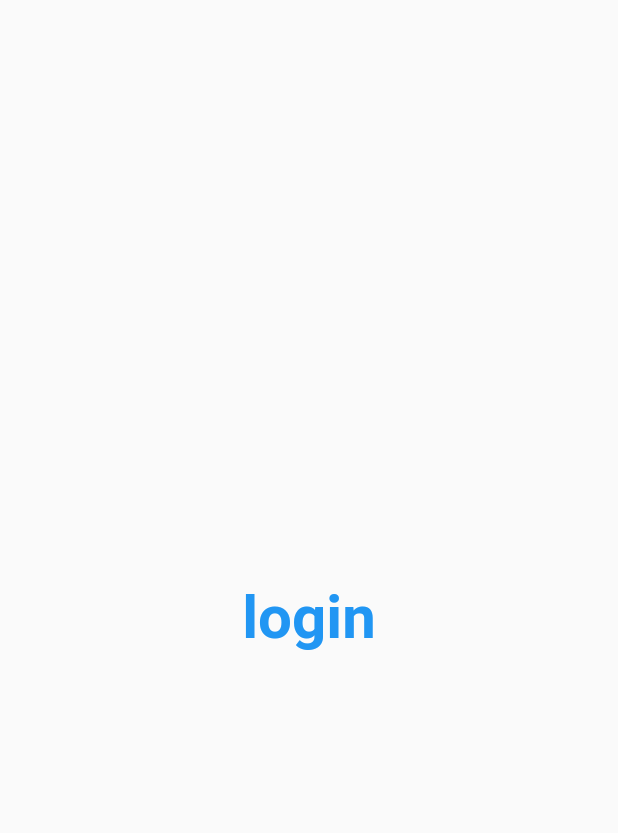
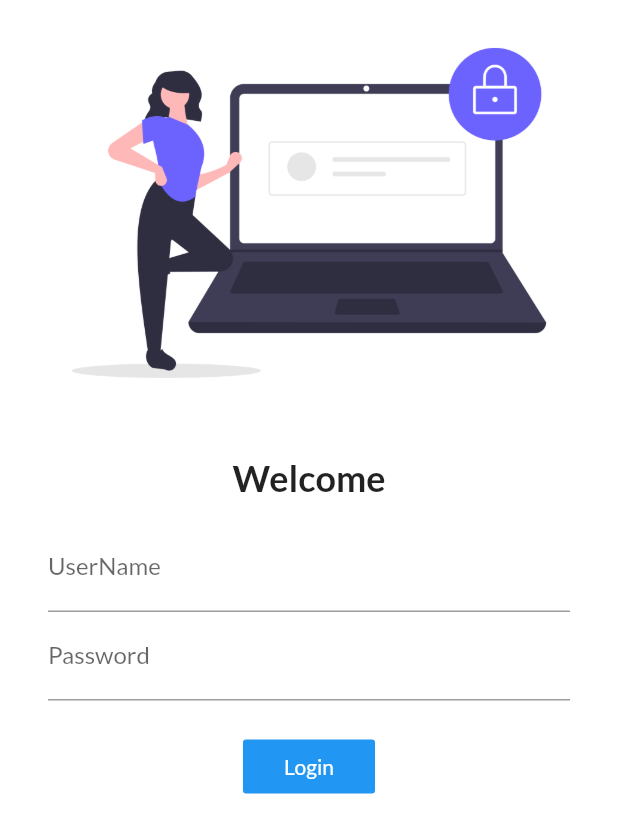
Before and after one commit to freedsalman/30DaysOfFlutter, a Flutter app: the screen it shows after launch, on a phone screen of 412 x 824 dp. Shown: the top 833 px of the screen. Run offline on Flutter 3.47's test engine with Material 2 defaults, Android fonts, the phone set to English and light mode, and no system bars; our stand-ins replace google_fonts.

Commit message:
day 4 completed

```diff
--- a/lib/main.dart
+++ b/lib/main.dart
@@ -1,6 +1,7 @@
 import 'package:flutter/material.dart';
 import 'package:flutter_catalog/screens/home_page.dart';
 import 'package:flutter_catalog/screens/login_page.dart';
+import 'package:google_fonts/google_fonts.dart';
 
 void main() {
   runApp(MyApp());
@@ -12,12 +13,15 @@ class MyApp extends StatelessWidget {
   @override
   Widget build(BuildContext context) {
     return MaterialApp(
-      theme: ThemeData(primarySwatch: Colors.deepPurple),
+      theme: ThemeData(
+          primarySwatch: Colors.deepPurple,
+          fontFamily: GoogleFonts.lato().fontFamily),
       darkTheme: ThemeData(
         brightness: Brightness.light,
       ),
+      initialRoute: "/login",
       routes: {
-        "/": (context) => LoginPage(),
+        "/": (context) => HomePage(),
         "/login": (context) => LoginPage(),
       },
     );
--- a/lib/screens/login_page.dart
+++ b/lib/screens/login_page.dart
@@ -4,13 +4,42 @@ class LoginPage extends StatelessWidget {
   @override
   Widget build(BuildContext context) {
     return Material(
-      child: Center(
-        child: Text(
-          "login",
-          style: TextStyle(
-              fontSize: 40, fontWeight: FontWeight.bold, color: Colors.blue),
-        ),
-      ),
-    );
+        color: Colors.white,
+        child: Column(
+          children: [
+            Image.asset("assets/images/login_image.png"),
+            SizedBox(
+              height: 20,
+            ),
+            Text(
+              "Welcome",
+              style: TextStyle(fontSize: 24, fontWeight: FontWeight.bold),
+            ),
+            Padding(
+              padding: const EdgeInsets.symmetric(vertical: 16, horizontal: 32),
+              child: Column(
+                children: [
+                  TextFormField(
+                    decoration: InputDecoration(
+                        hintText: "enter username", labelText: "UserName"),
+                  ),
+                  TextFormField(
+                    obscureText: true,
+                    decoration: InputDecoration(
+                        hintText: "enter password", labelText: "Password"),
+                  ),
+                  SizedBox(
+                    height: 20,
+                  ),
+                  FlatButton(
+                    child: Text("Login", style: TextStyle(color: Colors.white)),
+                    color: Colors.blue,
+                    onPressed: () {},
+                  )
+                ],
+              ),
+            )
+          ],
+        ));
   }
 }
```
Also changed, not shown: pubspec.yaml (+5 -3 lines), assets/images/login_image.png (added), pubspec.lock.
